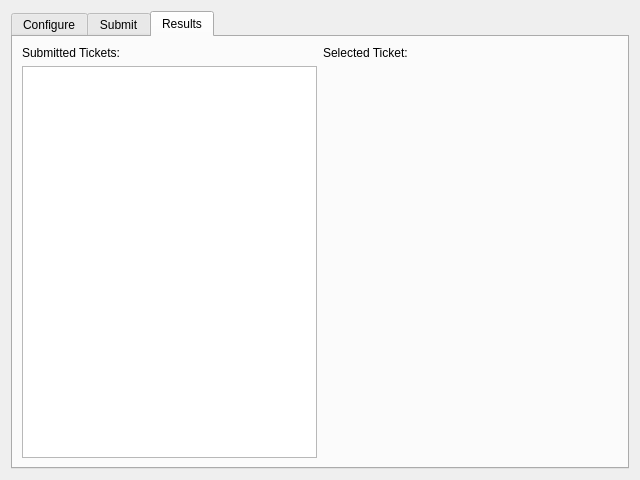
This is GUI/Qt/Windows/DSS/DistributedSegmentationDialog.ui in pyushkevich/itksnap as Qt 5 draws it before an edit. The edited form follows.
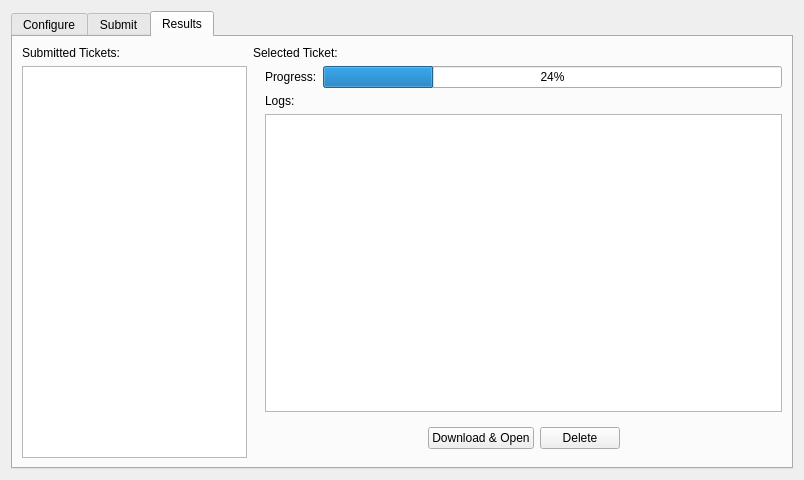
This is the edited form.

Commit message: Alfabis GUI working beautifully, can list details, download tickets, and even delete them

Patch:
```diff
--- a/GUI/Qt/Windows/DSS/DistributedSegmentationDialog.ui
+++ b/GUI/Qt/Windows/DSS/DistributedSegmentationDialog.ui
@@ -6,7 +6,7 @@
    <rect>
     <x>0</x>
     <y>0</y>
-    <width>640</width>
+    <width>804</width>
     <height>480</height>
    </rect>
   </property>
@@ -300,7 +300,44 @@
       <attribute name="title">
        <string>Results</string>
       </attribute>
-      <layout class="QGridLayout" name="gridLayout_3">
+      <layout class="QGridLayout" name="gridLayout_3" columnstretch="1,1">
+       <item row="1" column="0">
+        <widget class="QTableView" name="tblTickets">
+         <property name="maximumSize">
+          <size>
+           <width>225</width>
+           <height>16777215</height>
+          </size>
+         </property>
+         <property name="styleSheet">
+          <string notr="true">font-size:11px;</string>
+         </property>
+         <property name="selectionMode">
+          <enum>QAbstractItemView::SingleSelection</enum>
+         </property>
+         <property name="selectionBehavior">
+          <enum>QAbstractItemView::SelectRows</enum>
+         </property>
+         <property name="sortingEnabled">
+          <bool>true</bool>
+         </property>
+         <attribute name="horizontalHeaderDefaultSectionSize">
+          <number>75</number>
+         </attribute>
+         <attribute name="horizontalHeaderStretchLastSection">
+          <bool>true</bool>
+         </attribute>
+         <attribute name="verticalHeaderVisible">
+          <bool>false</bool>
+         </attribute>
+         <attribute name="verticalHeaderDefaultSectionSize">
+          <number>18</number>
+         </attribute>
+         <attribute name="verticalHeaderMinimumSectionSize">
+          <number>18</number>
+         </attribute>
+        </widget>
+       </item>
        <item row="0" column="0">
         <widget class="QLabel" name="label_6">
          <property name="text">
@@ -308,6 +345,134 @@
          </property>
         </widget>
        </item>
+       <item row="1" column="1">
+        <widget class="QWidget" name="widget_4" native="true">
+         <layout class="QGridLayout" name="gridLayout_4">
+          <property name="leftMargin">
+           <number>12</number>
+          </property>
+          <property name="topMargin">
+           <number>0</number>
+          </property>
+          <property name="rightMargin">
+           <number>0</number>
+          </property>
+          <property name="bottomMargin">
+           <number>0</number>
+          </property>
+          <item row="3" column="0" colspan="2">
+           <widget class="QWidget" name="widget_5" native="true">
+            <property name="minimumSize">
+             <size>
+              <width>0</width>
+              <height>20</height>
+             </size>
+            </property>
+            <layout class="QHBoxLayout" name="horizontalLayout_2">
+             <item>
+              <spacer name="horizontalSpacer_4">
+               <property name="orientation">
+                <enum>Qt::Horizontal</enum>
+               </property>
+               <property name="sizeHint" stdset="0">
+                <size>
+                 <width>40</width>
+                 <height>20</height>
+                </size>
+               </property>
+              </spacer>
+             </item>
+             <item>
+              <widget class="QPushButton" name="btnDownload">
+               <property name="text">
+                <string>Download &amp;&amp; Open</string>
+               </property>
+               <property name="default">
+                <bool>true</bool>
+               </property>
+              </widget>
+             </item>
+             <item>
+              <widget class="QPushButton" name="btnDelete">
+               <property name="text">
+                <string>Delete</string>
+               </property>
+              </widget>
+             </item>
+             <item>
+              <spacer name="horizontalSpacer_5">
+               <property name="orientation">
+                <enum>Qt::Horizontal</enum>
+               </property>
+               <property name="sizeHint" stdset="0">
+                <size>
+                 <width>40</width>
+                 <height>20</height>
+                </size>
+               </property>
+              </spacer>
+             </item>
+            </layout>
+           </widget>
+          </item>
+          <item row="0" column="1">
+           <widget class="QProgressBar" name="outProgress">
+            <property name="value">
+             <number>24</number>
+            </property>
+           </widget>
+          </item>
+          <item row="1" column="0">
+           <widget class="QLabel" name="label_9">
+            <property name="text">
+             <string>Logs:</string>
+            </property>
+           </widget>
+          </item>
+          <item row="0" column="0">
+           <widget class="QLabel" name="label_8">
+            <property name="text">
+             <string>Progress:</string>
+            </property>
+           </widget>
+          </item>
+          <item row="2" column="0" colspan="2">
+           <widget class="QTableView" name="tblLog">
+            <property name="styleSheet">
+             <string notr="true">font-size:11px;</string>
+            </property>
+            <property name="editTriggers">
+             <set>QAbstractItemView::AllEditTriggers</set>
+            </property>
+            <property name="selectionMode">
+             <enum>QAbstractItemView::SingleSelection</enum>
+            </property>
+            <property name="selectionBehavior">
+             <enum>QAbstractItemView::SelectRows</enum>
+            </property>
+            <property name="iconSize">
+             <size>
+              <width>16</width>
+              <height>16</height>
+             </size>
+            </property>
+            <property name="verticalScrollMode">
+             <enum>QAbstractItemView::ScrollPerPixel</enum>
+            </property>
+            <attribute name="verticalHeaderVisible">
+             <bool>false</bool>
+            </attribute>
+            <attribute name="verticalHeaderDefaultSectionSize">
+             <number>18</number>
+            </attribute>
+            <attribute name="verticalHeaderMinimumSectionSize">
+             <number>18</number>
+            </attribute>
+           </widget>
+          </item>
+         </layout>
+        </widget>
+       </item>
        <item row="0" column="1">
         <widget class="QLabel" name="label_7">
          <property name="text">
@@ -315,41 +480,6 @@
          </property>
         </widget>
        </item>
-       <item row="1" column="1">
-        <spacer name="horizontalSpacer_4">
-         <property name="orientation">
-          <enum>Qt::Horizontal</enum>
-         </property>
-         <property name="sizeHint" stdset="0">
-          <size>
-           <width>40</width>
-           <height>20</height>
-          </size>
-         </property>
-        </spacer>
-       </item>
-       <item row="1" column="0">
-        <widget class="QTableView" name="tblTickets">
-         <property name="selectionMode">
-          <enum>QAbstractItemView::SingleSelection</enum>
-         </property>
-         <property name="selectionBehavior">
-          <enum>QAbstractItemView::SelectRows</enum>
-         </property>
-         <property name="sortingEnabled">
-          <bool>true</bool>
-         </property>
-         <attribute name="horizontalHeaderDefaultSectionSize">
-          <number>80</number>
-         </attribute>
-         <attribute name="verticalHeaderVisible">
-          <bool>false</bool>
-         </attribute>
-         <attribute name="verticalHeaderDefaultSectionSize">
-          <number>22</number>
-         </attribute>
-        </widget>
-       </item>
       </layout>
      </widget>
     </widget>
```
Left out of the diff: 91 changed lines with no effect on the pictures. The commit also changes 26 other files.
